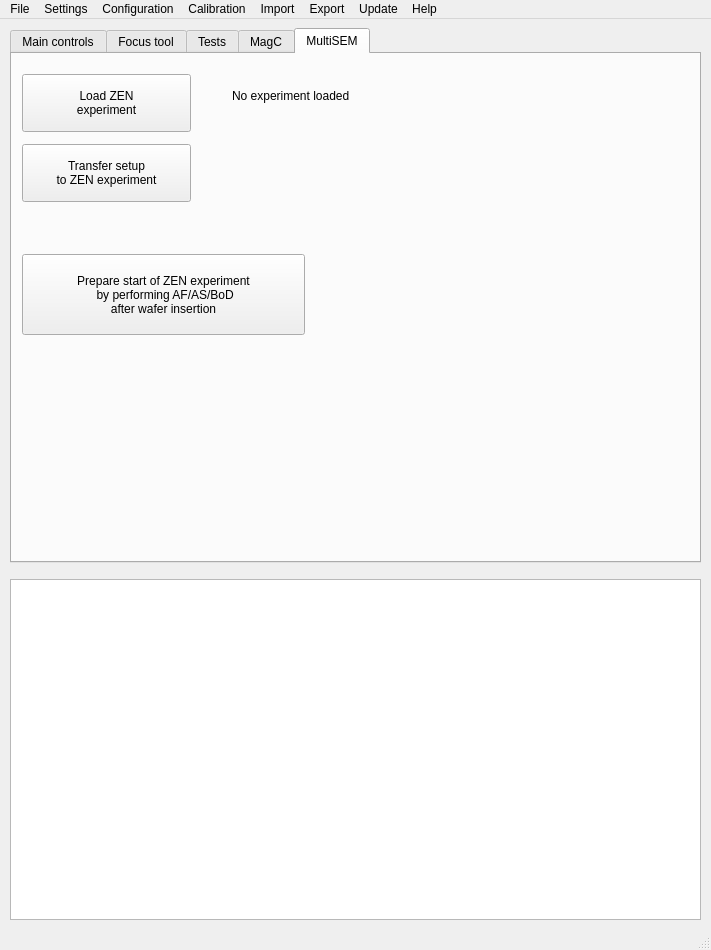
Above: gui/main_window.ui from SBEMimage/SBEMimage before the change. Below: the same form after it.
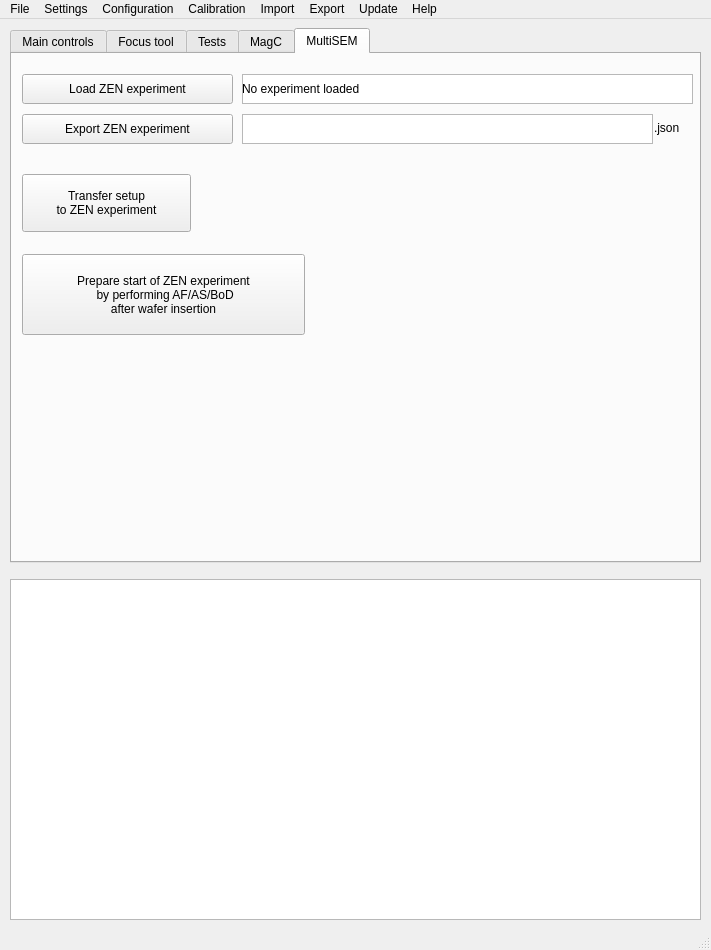
That is the form after the change. The open tabs and pages were chosen to show the change.

Commit message: msem first pass at export ZEN experiment

The edit to the form file:
```diff
--- a/gui/main_window.ui
+++ b/gui/main_window.ui
@@ -2402,7 +2402,7 @@
       <property name="geometry">
        <rect>
         <x>10</x>
-        <y>90</y>
+        <y>120</y>
         <width>169</width>
         <height>58</height>
        </rect>
@@ -2432,28 +2432,97 @@
        <rect>
         <x>10</x>
         <y>20</y>
-        <width>169</width>
-        <height>58</height>
+        <width>211</width>
+        <height>30</height>
        </rect>
       </property>
       <property name="text">
-       <string>Load ZEN
-experiment</string>
+       <string>Load ZEN experiment</string>
+      </property>
+     </widget>
+     <widget class="QGraphicsView" name="graphicsView">
+      <property name="geometry">
+       <rect>
+        <x>230</x>
+        <y>20</y>
+        <width>451</width>
+        <height>30</height>
+       </rect>
+      </property>
+      <property name="interactive">
+       <bool>false</bool>
       </property>
      </widget>
      <widget class="QLabel" name="label_input_experiment_flag">
       <property name="geometry">
        <rect>
-        <x>220</x>
-        <y>30</y>
-        <width>185</width>
-        <height>23</height>
+        <x>230</x>
+        <y>20</y>
+        <width>451</width>
+        <height>30</height>
        </rect>
       </property>
+      <property name="layoutDirection">
+       <enum>Qt::LeftToRight</enum>
+      </property>
+      <property name="autoFillBackground">
+       <bool>false</bool>
+      </property>
       <property name="text">
        <string>No experiment loaded</string>
       </property>
      </widget>
+     <widget class="QPushButton" name="pushButton_msem_exportZen">
+      <property name="geometry">
+       <rect>
+        <x>10</x>
+        <y>60</y>
+        <width>211</width>
+        <height>30</height>
+       </rect>
+      </property>
+      <property name="text">
+       <string>Export ZEN experiment</string>
+      </property>
+     </widget>
+     <widget class="QTextEdit" name="textEdit_msem_zen_export_name">
+      <property name="geometry">
+       <rect>
+        <x>230</x>
+        <y>60</y>
+        <width>411</width>
+        <height>30</height>
+       </rect>
+      </property>
+      <property name="toolTip">
+       <string>You can input 
+- a list: 2,5,3 
+- a range: 2-30 
+- a range with increment: 2-30-5</string>
+      </property>
+      <property name="verticalScrollBarPolicy">
+       <enum>Qt::ScrollBarAlwaysOff</enum>
+      </property>
+     </widget>
+     <widget class="QLabel" name="label_input_experiment_flag_2">
+      <property name="geometry">
+       <rect>
+        <x>642</x>
+        <y>54</y>
+        <width>40</width>
+        <height>40</height>
+       </rect>
+      </property>
+      <property name="layoutDirection">
+       <enum>Qt::LeftToRight</enum>
+      </property>
+      <property name="autoFillBackground">
+       <bool>false</bool>
+      </property>
+      <property name="text">
+       <string>.json</string>
+      </property>
+     </widget>
     </widget>
    </widget>
    <widget class="QPlainTextEdit" name="textarea_log">
```
Left out of the diff: 2 changed lines with no effect on the pictures. The commit also changes 3 other files.
